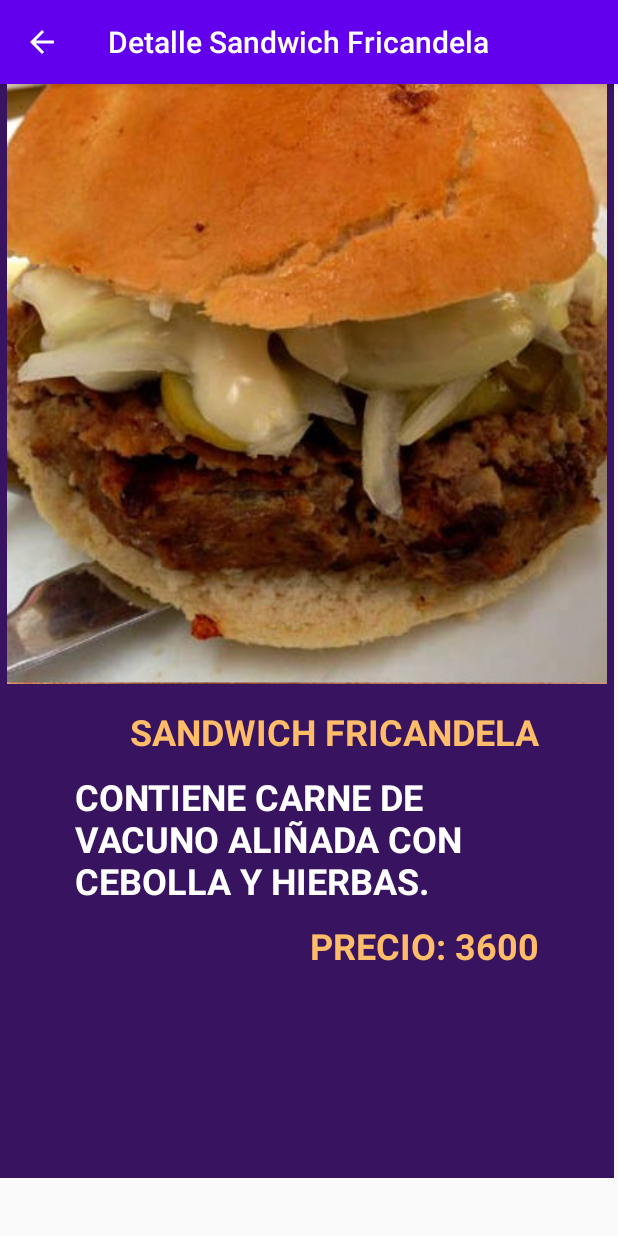
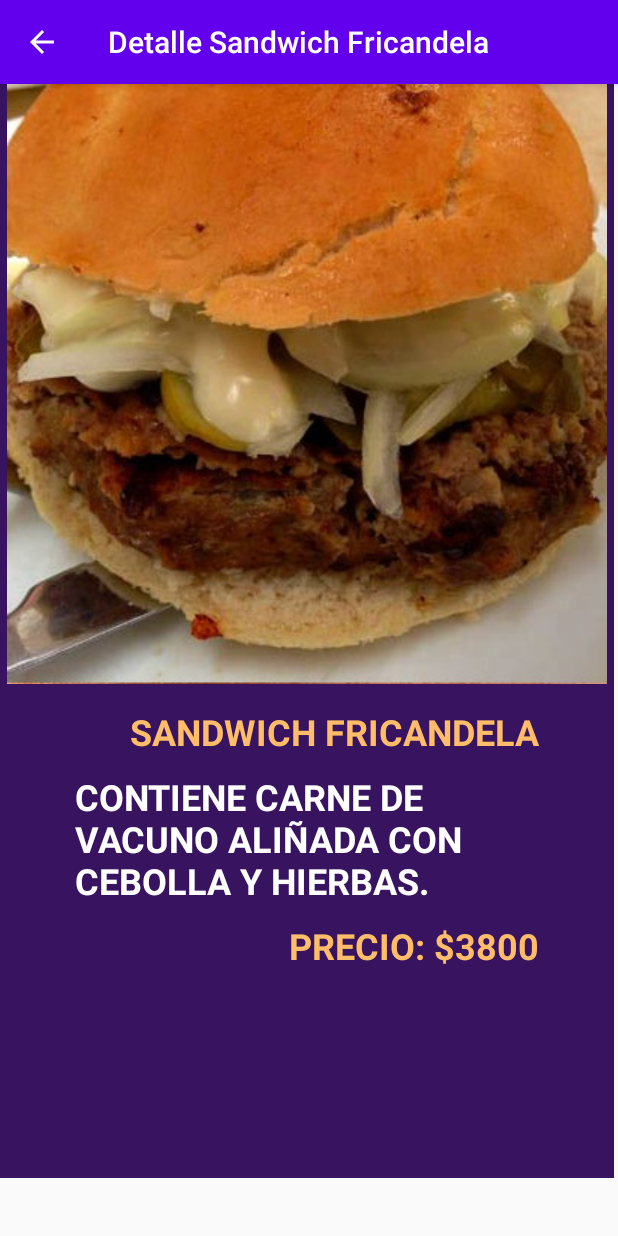
Before and after one commit to mariox1986/proyecto, an Android app: the sandwiches screen opened directly, with no data from a screen before it, after a tap on "FRICANDELA", on a phone screen of 412 x 824 dp. Run offline under Robolectric (Android 15) with nearby library versions, the phone set to English and light mode, and no system bars.

Commit message:
segundo commit

```diff
--- a/app/src/main/java/com/example/proyecto/MainActivity.java
+++ b/app/src/main/java/com/example/proyecto/MainActivity.java
@@ -15,7 +15,7 @@ public class MainActivity extends AppCompatActivity {
         setContentView(R.layout.activity_main);
 
         ImageView imagenDetalle = (ImageView) findViewById(R.id.imagenDetalle);
-        getSupportActionBar().setTitle("FAST FOOD");
+        getSupportActionBar().setTitle(getString(R.string.fastfood));
 
 
     }
--- a/app/src/main/java/com/example/proyecto/Sandwich.java
+++ b/app/src/main/java/com/example/proyecto/Sandwich.java
@@ -5,7 +5,7 @@ import java.io.Serializable;
 public class Sandwich implements Serializable{
 
 
-    private String idImagen;
+
     private String nombre;
     private String descripcion;
     private String precio;
@@ -13,14 +13,14 @@ public class Sandwich implements Serializable{
     public Sandwich() {
     }
     //Constructor
-    public Sandwich(String idImagen, String nombre, String descripcion, String precio) {
-        this.idImagen = idImagen;
+    public Sandwich(String nombre, String descripcion, String precio) {
+
         this.nombre = nombre;
         this.descripcion = descripcion;
         this.precio = precio;
     }
 
-    public String getIdImagen(){ return idImagen;}
+
     public String getNombre(){ return nombre;}
     public String getDescripcion(){return descripcion;}
     public String getPrecio(){return precio;}
--- a/app/src/main/java/com/example/proyecto/sandwiches.java
+++ b/app/src/main/java/com/example/proyecto/sandwiches.java
@@ -30,15 +30,26 @@ public class sandwiches extends AppCompatActivity {
 
 
 
-        //Creacion de los objetos Sandwich
-
+        //Creacion de los objetos Sandwich (sin Strings)
+/*
         pan.add(new Sandwich("0", "SANDWICH CHACARERO", "CONTIENE CARNE DE VACUNO, TOMATE, POROTOS VERDES Y AJÍ VERDE.", "PRECIO: $3800"));
         pan.add(new Sandwich("1", "SANDWICH CHURRASCO", "CONTIENE CARNE CORTADA EN LAMINAS, TOMATE Y PALTA.", "PRECIO: $3700"));
         pan.add(new Sandwich("2", "SANDWICH FRICANDELA", "CONTIENE CARNE DE VACUNO ALIÑADA CON CEBOLLA Y HIERBAS.", "PRECIO: 3600"));
         pan.add(new Sandwich("3", "SANDWICH LOMITO", "CONTIENE LOMOS DE CERDO COCINADO A LA OLLA MÁS PALTA, TOMATE Y MAYO", "PRECIO: 3500"));
         pan.add(new Sandwich("4", "SANDWICH MECHADA", "CONTIENE CARNE A LA OLLA, COCINADA POR HORAS MAS PALTA, TOMATE Y MAYO", "PRECIO: 3400"));
 
+*/
 
+
+
+//objetos sandwich (usando Strings)
+        pan.add(new Sandwich(getString(R.string.nameChacarero),getString(R.string.detalleChacarero),getString(R.string.precioChacarero)));
+        pan.add(new Sandwich(getString(R.string.nameChurrasco),getString(R.string.detalleChurrasco),getString(R.string.precioChurrasco)));
+        pan.add(new Sandwich(getString(R.string.nameFricandela),getString(R.string.detalleFricandela),getString(R.string.precioFricandela)));
+        pan.add(new Sandwich(getString(R.string.nameLomito),getString(R.string.detalleLomito),getString(R.string.precioLomito)));
+        pan.add(new Sandwich(getString(R.string.nameMechada),getString(R.string.detalleMechada),getString(R.string.precioMechada)));
+
+        //nombre Navbar
     getSupportActionBar().setTitle("Sandwiches");
 
 
--- a/app/src/main/java/com/example/proyecto/sobreNosotros.java
+++ b/app/src/main/java/com/example/proyecto/sobreNosotros.java
@@ -15,7 +15,9 @@ public class sobreNosotros extends AppCompatActivity {
 
         //boton atras
         Objects.requireNonNull(getSupportActionBar()).setDisplayHomeAsUpEnabled(true);
-        getSupportActionBar().setTitle("FAST FOOD");
+
+        //texto navbar
+        getSupportActionBar().setTitle(getString(R.string.fastfood));
     }
 
 
--- a/app/src/main/res/values/strings.xml
+++ b/app/src/main/res/values/strings.xml
@@ -2,6 +2,15 @@
     <string name="app_name">proyecto</string>
     <string name="Sandwich">SANDWICHES</string>
     <string name="Sobre">SOBRE NOSOTROS</string>
+    <string name="fastfood">FAST FOOD</string>
+
+
+    <string name="navbarChacarero">Detalle Sandwich Chacarero</string>
+    <string name="navbarChurrasco">Detalle Sandwich Churrasco</string>
+    <string name="navbarFricandela">Detalle Sandwich Fricandela</string>
+    <string name="navbarLomito">Detalle Sandwich Lomito</string>
+    <string name="navbarMechada">Detalle Sandwich Mechada</string>
+
 
     <string name="butonChurrasco">CHURRASCO</string>
     <string name="butonLomito">LOMITO</string>
@@ -9,4 +18,29 @@
     <string name="butonFricandela">FRICANDELA</string>
     <string name="butonMechada">MECHADA</string>
     <string name="tvSobre">SOMOS UNA EMPRESA DE LA REGIÓN CON MÁS DE 10 AÑOS DE EXPERIENCIA REALIZANDO SANDWICHES! LOS MEJORES DE LA ZONA, SI NO CHORREA NO ES FAST FOOD!!</string>
+
+
+
+    <string name="nameChacarero">SANDWICH CHACARERO</string>
+    <string name="nameChurrasco">SANDWICH CHURRASCO</string>
+    <string name="nameFricandela">SANDWICH FRICANDELA</string>
+    <string name="nameLomito">SANDWICH LOMITO</string>
+    <string name="nameMechada">SANDWICH MECHADA</string>
+
+
+
+    <string name="detalleChacarero">CONTIENE CARNE DE VACUNO, TOMATE, POROTOS VERDES Y AJÍ VERDE.</string>
+    <string name="detalleChurrasco">CONTIENE CARNE CORTADA EN LAMINAS, TOMATE Y PALTA.</string>
+    <string name="detalleFricandela">CONTIENE CARNE DE VACUNO ALIÑADA CON CEBOLLA Y HIERBAS.</string>
+    <string name="detalleLomito">CONTIENE LOMOS DE CERDO COCINADO A LA OLLA MÁS PALTA, TOMATE Y MAYO.</string>
+    <string name="detalleMechada">CONTIENE CARNE A LA OLLA, COCINADA POR HORAS MAS PALTA, TOMATE Y MAYO.</string>
+
+
+    <string name="precioChacarero">PRECIO: $4000</string>
+    <string name="precioChurrasco">PRECIO: $3900</string>
+    <string name="precioFricandela">PRECIO: $3800</string>
+    <string name="precioLomito">PRECIO: $3700</string>
+    <string name="precioMechada">PRECIO: $3600</string>
+
+
 </resources>
```
Also changed, not shown: app/src/main/java/com/example/proyecto/detalle.java (+7 -5 lines).
